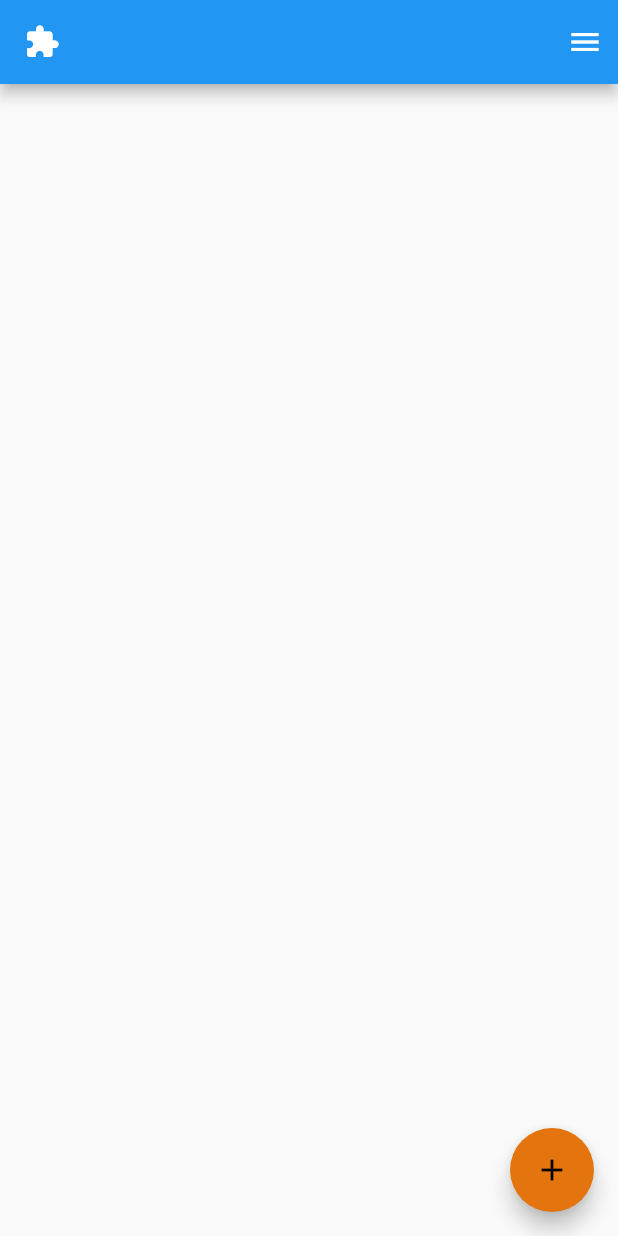
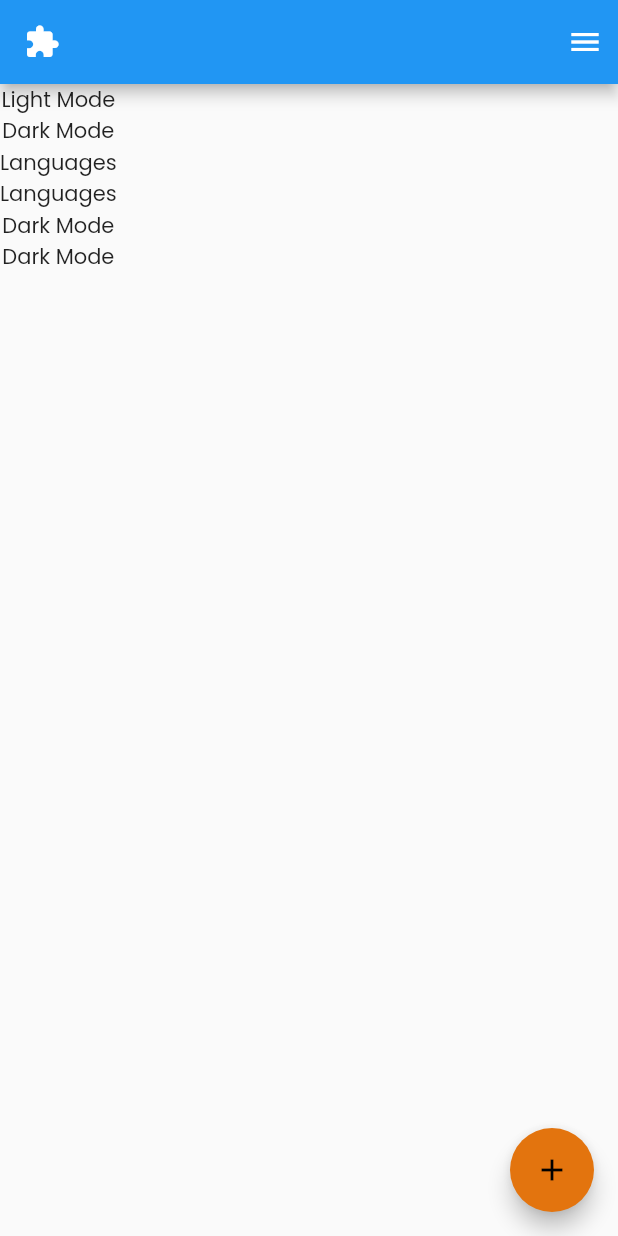
Before and after one commit to arnar-steinthors/portfolio, a Flutter app: the screen it shows after launch, on a phone screen of 412 x 824 dp. Run offline on Flutter 3.47's test engine with Material 2 defaults, Android fonts, the phone set to English and light mode, and no system bars; our stand-ins replace flutter_svg, get.

Commit message:
i18n and l10n

```diff
--- /dev/null
+++ b/lib/l10n/intl_en.arb
@@ -0,0 +1,7 @@
+{
+  "@@locale": "en",
+  "languages": "Languages",
+  "lightMode": "Light Mode",
+  "darkMode": "Dark Mode",
+  "selectLanguage": "Select Language"
+}
--- a/lib/main.dart
+++ b/lib/main.dart
@@ -1,21 +1,42 @@
 import 'package:flutter/material.dart';
+import 'package:flutter_localizations/flutter_localizations.dart';
 import 'package:get/get.dart';
+import 'package:intl/intl.dart';
+import 'package:portfolio/generated/l10n.dart';
 import 'package:portfolio/themes.dart';
+import 'package:portfolio/views/home_page/controllers/menuController.dart';
 import 'package:portfolio/views/home_page/home_page.dart';
 
-void main() {
+void main() async {
+
   runApp(MyApp());
 }
 
 class MyApp extends StatelessWidget {
+  final MenuController _controller = Get.put(MenuController());
+
   @override
   Widget build(BuildContext context) {
     return GetMaterialApp(
-      title: 'Arnar Steinþórsson',
+      title: 'Verkefni Arnars',
+      // theme config
       themeMode: ThemeMode.light,
-      // themeMode: ThemeMode.dark,
       darkTheme: DarkTheme.darkTheme,
       theme: LightTheme.lightTheme,
+      // localization config
+      locale: Get.deviceLocale,
+      fallbackLocale: Locale('is'),
+      localizationsDelegates: [
+        S.delegate,
+        GlobalMaterialLocalizations.delegate,
+        GlobalWidgetsLocalizations.delegate,
+        GlobalCupertinoLocalizations.delegate,
+      ],
+      supportedLocales: [
+        Locale('en', ''),
+        Locale('is', ''),
+        Locale('pl', ''),
+      ],
       home: HomePage(),
     );
   }
--- a/lib/views/home_page/controllers/menuController.dart
+++ b/lib/views/home_page/controllers/menuController.dart
@@ -1,5 +1,13 @@
 import 'package:flutter/material.dart';
 import 'package:get/get.dart';
+import 'package:portfolio/generated/l10n.dart';
+import 'package:flutter_svg/flutter_svg.dart';
+
+enum Languages {
+  icelandic,
+  english,
+  polish,
+}
 
 class MenuController extends GetxController {
   RxBool darkTheme = false.obs;  // todo: initial value should be from local storage
@@ -11,10 +19,35 @@ class MenuController extends GetxController {
   }
 
   String get themeString {
-    return darkTheme.value ? "Dark mode" : "Light mode";
+    return darkTheme.value ? S().darkMode : S().lightMode;
   }
 
   IconData get themeIcon {
     return darkTheme.value ? Icons.dark_mode : Icons.light_mode;
   }
+
+  set setLocale(Languages languages) {
+    String languageCode;
+    switch (languages) {
+      case Languages.english:
+        languageCode = 'en';
+        break;
+      case Languages.polish:
+        languageCode = 'pl';
+        break;
+      default:
+        languageCode = 'is';
+        break;
+    }
+    Get.updateLocale(Locale(languageCode, ''));
+  }
+
+  SvgPicture get languageFlag {
+    Locale? locale = Get.locale;
+    if (locale == Locale('pl')) return SvgPicture.asset('icons/flags/svg/pl.svg', package: 'country_icons');
+    else if (locale == Locale('en')) return SvgPicture.asset('icons/flags/svg/gb.svg', package: 'country_icons');
+    else return SvgPicture.asset('icons/flags/svg/is.svg', package: 'country_icons');
+  }
+
+
 }
--- a/lib/views/home_page/home_page.dart
+++ b/lib/views/home_page/home_page.dart
@@ -1,4 +1,5 @@
 import 'package:flutter/material.dart';
+import 'package:portfolio/generated/l10n.dart';
 import 'package:portfolio/views/home_page/components/slideUpMenu.dart';
 
 class HomePage extends StatefulWidget {
@@ -18,7 +19,12 @@ class _HomePageState extends State<HomePage> {
         child: SingleChildScrollView(
           child: Column(
             children: [
-
+              Text(S().lightMode),
+              Text(S().darkMode),
+              Text(S().languages),
+              Text(S.of(context).languages),
+              Text(S.of(context).darkMode),
+              Text(S.current.darkMode),
             ],
           ),
         ),
--- a/lib/views/styles.dart
+++ /dev/null
@@ -1,4 +0,0 @@
-// main color
-// secondary color
-
-// gives correct color depending on darkmode/lightmode
```
Also changed, not shown: lib/l10n/intl_is.arb (added, +7 -0 lines), lib/l10n/intl_pl.arb (added, +7 -0 lines), lib/views/home_page/components/slideUpMenu.dart (+45 -1 lines), pubspec.yaml (+7 -1 lines), lib/generated/intl/messages_all.dart (added), lib/generated/intl/messages_en.dart (added), lib/generated/intl/messages_is.dart (added), lib/generated/intl/messages_pl.dart (added), lib/generated/l10n.dart (added), pubspec.lock, 1 other file.
